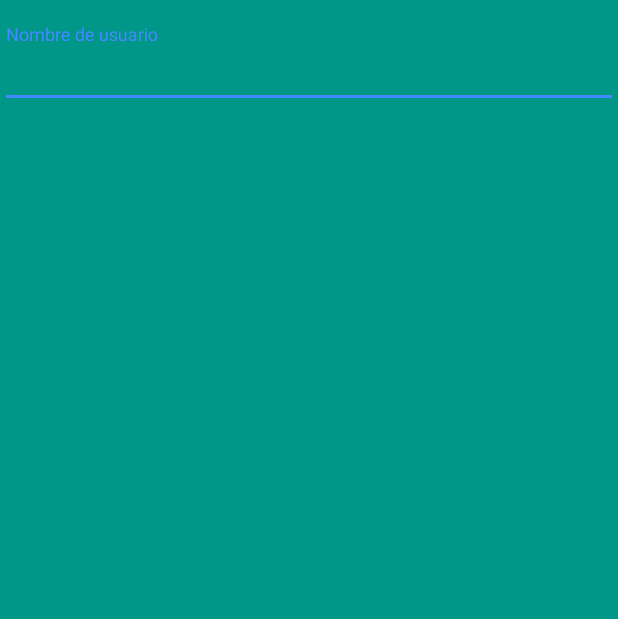
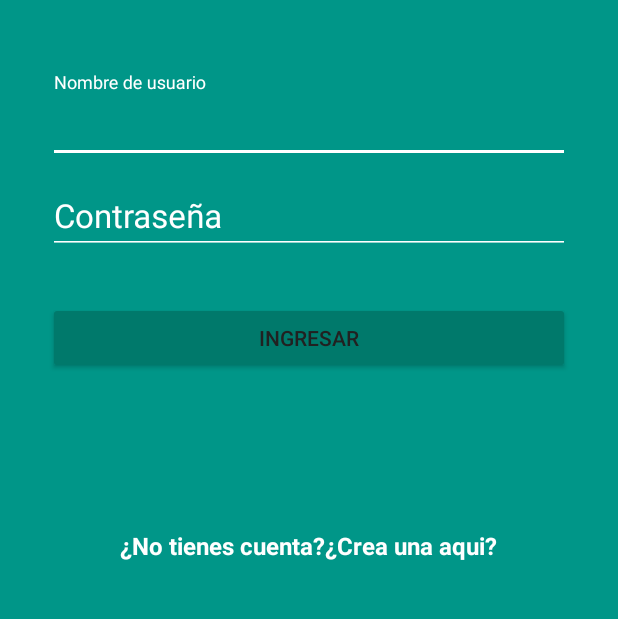
Before and after one commit to rubenVillca/AppHotel, an Android app: the screen it shows after launch (LoginActivity), on a phone screen of 412 x 824 dp, the part 471-1090 px from its top. Run offline under Robolectric (Android 15) with nearby library versions, the phone set to English and light mode, and no system bars.

Commit message:
View createAccount

```diff
--- a/app/build.gradle
+++ b/app/build.gradle
@@ -26,6 +26,6 @@ dependencies {
     })
     compile 'com.android.support:appcompat-v7:25.1.1'
     compile 'com.android.support.constraint:constraint-layout:1.0.0-beta4'
+    compile 'com.android.support:design:25.1.1'
     testCompile 'junit:junit:4.12'
-    compile 'com.android.support:design:25.1.1'
 }
--- a/app/src/main/java/com/umss/sistemas/tesis/hotel/LoginActivity.java
+++ b/app/src/main/java/com/umss/sistemas/tesis/hotel/LoginActivity.java
@@ -1,7 +1,11 @@
 package com.umss.sistemas.tesis.hotel;
 
+import android.content.Intent;
 import android.support.v7.app.AppCompatActivity;
 import android.os.Bundle;
+import android.view.View;
+
+import com.umss.sistemas.tesis.hotel.view.CreateAccountActivity;
 
 public class LoginActivity extends AppCompatActivity {
 
@@ -10,4 +14,8 @@ public class LoginActivity extends AppCompatActivity {
         super.onCreate(savedInstanceState);
         setContentView(R.layout.activity_login);
     }
+    public void goCreateAccount(View view){
+        Intent intent =new Intent(this, CreateAccountActivity.class);
+        startActivity(intent);
+    }
 }
--- a/app/src/main/res/layout/activity_login.xml
+++ b/app/src/main/res/layout/activity_login.xml
@@ -1,12 +1,13 @@
 <?xml version="1.0" encoding="utf-8"?>
-<android.support.design.widget.CoordinatorLayout xmlns:android="http://schemas.android.com/apk/res/android"
+<android.support.design.widget.CoordinatorLayout
+    xmlns:android="http://schemas.android.com/apk/res/android"
     xmlns:app="http://schemas.android.com/apk/res-auto"
     xmlns:tools="http://schemas.android.com/tools"
     android:layout_width="match_parent"
     android:layout_height="match_parent"
+    android:background="@color/primary"
     android:fitsSystemWindows="true"
-    tools:context="com.umss.sistemas.tesis.hotel.LoginActivity"
-    android:background="@color/primary">
+    tools:context="com.umss.sistemas.tesis.hotel.LoginActivity">
 
 
     <LinearLayout
@@ -21,32 +22,86 @@
             android:layout_weight="0.6"
             android:padding="16dp">
 
-
             <ImageView
                 android:id="@+id/imgLogo"
                 android:layout_width="wrap_content"
                 android:layout_height="wrap_content"
                 android:layout_centerInParent="true"
-                app:srcCompat="@drawable/logo"
-                android:contentDescription="@string/description_logo" />
+                android:contentDescription="@string/description_logo"
+                app:srcCompat="@drawable/logo" />
+
         </RelativeLayout>
 
-        <LinearLayout
+        <ScrollView
             android:layout_width="match_parent"
             android:layout_height="match_parent"
             android:layout_weight="0.4"
-            android:orientation="vertical">
+            android:fillViewport="true">
 
-            <android.support.design.widget.TextInputLayout
+            <LinearLayout
                 android:layout_width="match_parent"
-                android:layout_height="wrap_content">
-                <android.support.design.widget.TextInputEditText
-                    android:id="@+id/userName"
+                android:layout_height="wrap_content"
+                android:orientation="vertical"
+                android:padding="@dimen/paddin_horizontal_login">
+                <android.support.design.widget.TextInputLayout
                     android:layout_width="match_parent"
                     android:layout_height="wrap_content"
-                    android:hint="@string/hint_user_name"/>
-            </android.support.design.widget.TextInputLayout>
-        </LinearLayout>
+                    android:theme="@style/EditTextWhite">
+
+                    <android.support.design.widget.TextInputEditText
+                        android:id="@+id/userName"
+                        android:layout_width="match_parent"
+                        android:layout_height="wrap_content"
+                        android:hint="@string/hint_user_name" />
+                </android.support.design.widget.TextInputLayout>
+
+                <android.support.design.widget.TextInputLayout
+                    android:layout_width="match_parent"
+                    android:layout_height="wrap_content"
+                    android:theme="@style/EditTextWhite">
+
+                    <android.support.design.widget.TextInputEditText
+                        android:id="@+id/password"
+                        android:layout_width="match_parent"
+                        android:layout_height="wrap_content"
+                        android:hint="@string/hint_password"
+                        android:inputType="textPassword" />
+                </android.support.design.widget.TextInputLayout>
+
+                <Button
+                    android:id="@+id/login"
+                    android:layout_width="match_parent"
+                    android:layout_height="wrap_content"
+                    android:text="@string/login"
+                    android:layout_marginTop="@dimen/paddin_horizontal_login"
+                    android:theme="@style/RaisedButtonDark" />
+                <RelativeLayout
+                    android:layout_width="match_parent"
+                    android:layout_height="match_parent"
+                    android:gravity="center">
+
+                    <TextView
+                        android:id="@+id/labelDontAccount"
+                        android:layout_width="wrap_content"
+                        android:layout_height="wrap_content"
+                        android:text="@string/dontAccount"
+                        android:textColor="@color/edit_text_color_white"
+                        android:textStyle="bold"
+                        android:textSize="@dimen/text_size_dont_account" />
+                    <TextView
+                        android:id="@+id/createAccountHere"
+                        android:layout_width="wrap_content"
+                        android:layout_height="wrap_content"
+                        android:text="@string/create_here"
+                        android:textColor="@color/edit_text_color_white"
+                        android:textStyle="bold"
+                        android:textSize="@dimen/text_size_dont_account"
+                        android:layout_toRightOf="@+id/labelDontAccount"
+                        android:onClick="goCreateAccount"/>
+                </RelativeLayout>
+            </LinearLayout>
+        </ScrollView>
+
     </LinearLayout>
 
 </android.support.design.widget.CoordinatorLayout>
--- /dev/null
+++ b/app/src/main/res/values-normal/dimens.xml
@@ -0,0 +1,4 @@
+<?xml version="1.0" encoding="utf-8"?>
+<resources>
+    <dimen name="edit_text_size_login">22sp</dimen>
+</resources>
--- /dev/null
+++ b/app/src/main/res/values-normal/strings.xml
@@ -0,0 +1,4 @@
+<?xml version="1.0" encoding="utf-8"?>
+<resources>
+    <string name="dontAccount">¿No tienes cuenta?</string>
+</resources>
--- a/app/src/main/res/values/colors.xml
+++ b/app/src/main/res/values/colors.xml
@@ -8,4 +8,6 @@
     <color name="secondary_text">#757575</color>
     <color name="icons">#FFFFFF</color>
     <color name="divider">#BDBDBD</color>
+    <color name="edit_text_color_white">#FFF</color>
+    <color name="edit_text_color_black">#000</color>
 </resources>
--- /dev/null
+++ b/app/src/main/res/values/dimens.xml
@@ -0,0 +1,6 @@
+<?xml version="1.0" encoding="utf-8"?>
+<resources>
+    <dimen name="paddin_horizontal_login">32sp</dimen>
+    <dimen name="text_size_dont_account">16sp</dimen>
+    <dimen name="margin_create_accout">10dp</dimen>
+</resources>
--- a/app/src/main/res/values/strings.xml
+++ b/app/src/main/res/values/strings.xml
@@ -2,4 +2,17 @@
     <string name="app_name">Hotel</string>
     <string name="hint_user_name">Nombre de usuario</string>
     <string name="description_logo">Logo del hotel</string>
+    <string name="hint_password">Contraseña</string>
+    <string name="login">Ingresar</string>
+    <string name="dontAccount">¿No tienes cuenta?, </string>
+    <string name="create_here">¿Crea una aqui?</string>
+    <string name="hint_email">Correo Electronico</string>
+    <string name="hint_person_name">Nombre</string>
+    <string name="hint_person_last_name">Apellidos</string>
+    <string name="hint_repeat_password">Repetir Contraseña</string>
+    <string name="hint_number_phone">Número de teléfono</string>
+    <string name="label_sex">Sexo:</string>
+    <string name="label_sex_woman">Mujer</string>
+    <string name="label_sex_man">Hombre</string>
+    <string name="toolbar_tittle_create_account">Crear Cuenta</string>
 </resources>
--- a/app/src/main/res/values/styles.xml
+++ b/app/src/main/res/values/styles.xml
@@ -8,4 +8,30 @@
         <item name="colorAccent">@color/accent</item>
     </style>
 
+    <style name="AppTheme.AppBarOverLay" parent="ThemeOverlay.AppCompat.Dark.ActionBar"/>
+
+    <style name="AppTheme.PopupOverLay" parent="ThemeOverlay.AppCompat.Light"/>
+
+    <style name="RaisedButtonDark" parent="Theme.AppCompat.Light">
+        <item name="colorButtonNormal">@color/primary_dark</item>
+        <item name="colorControlHighlight">@color/primary</item>
+        <item name="android:textColor">@color/primary_text</item>
+    </style>
+
+    <style name="EditTextWhite">
+        <item name="android:textColorHint">@color/edit_text_color_white</item>
+        <item name="android:textSize">@dimen/edit_text_size_login</item>
+        <item name="android:textColorPrimary">@color/edit_text_color_white</item>
+        <item name="colorAccent">@color/edit_text_color_white</item>
+        <item name="colorControlNormal">@color/edit_text_color_white</item>
+        <item name="colorControlActivated">@color/edit_text_color_white</item>
+    </style>
+    <style name="EditTextBlack">
+        <item name="android:textColorHint">@color/edit_text_color_black</item>
+        <item name="android:textSize">@dimen/edit_text_size_login</item>
+        <item name="android:textColorPrimary">@color/edit_text_color_black</item>
+        <item name="colorAccent">@color/edit_text_color_black</item>
+        <item name="colorControlNormal">@color/edit_text_color_black</item>
+        <item name="colorControlActivated">@color/edit_text_color_black</item>
+    </style>
 </resources>
```
Also changed, not shown: app/src/main/AndroidManifest.xml (+14 -1 lines), app/src/main/java/com/umss/sistemas/tesis/hotel/view/CreateAccountActivity.java (added, +24 -0 lines), app/src/main/res/layout/actionbar_toolbar.xml (added, +17 -0 lines), app/src/main/res/layout/activity_create_account.xml (added, +142 -0 lines), 1 other file.
